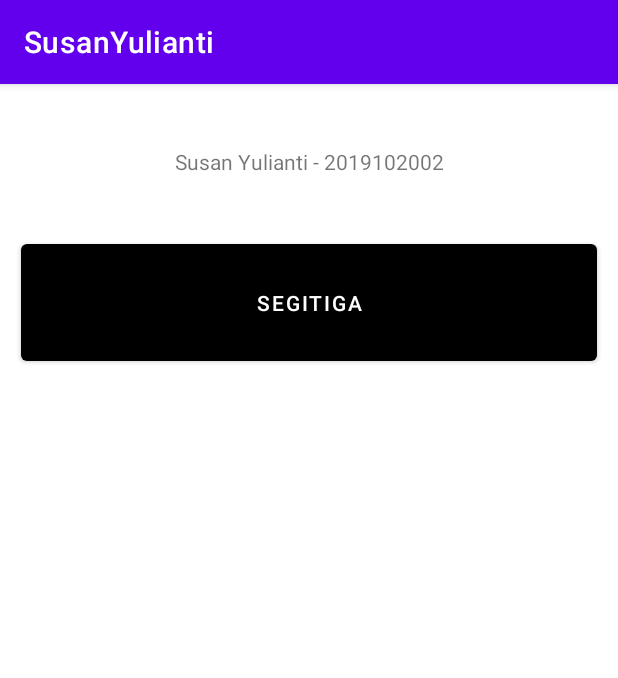
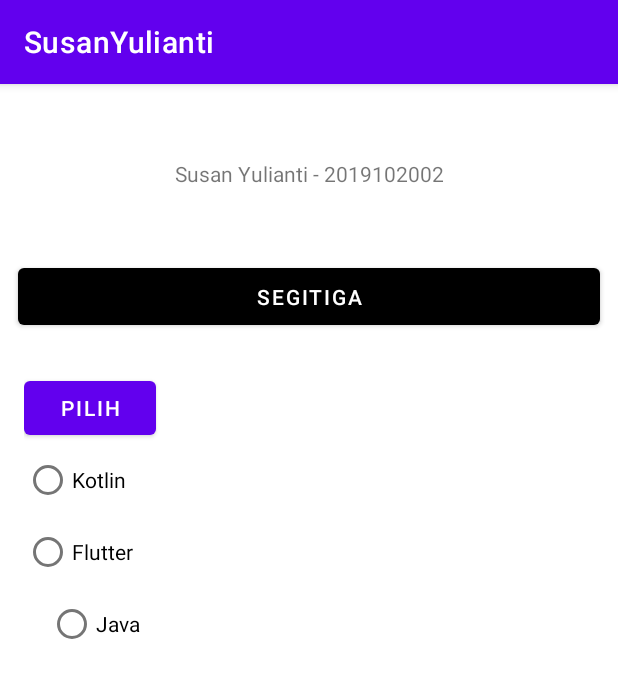
Before and after one commit to susanyulianti/ApkMobile_SusanYulianti, an Android app: the screen it shows after launch (MainActivity), on a phone screen of 412 x 824 dp. Shown: the top 678 px of the screen. Run offline under Robolectric (Android 15) with nearby library versions, the light colour scheme and no system bars.

Commit message:
radio button

```diff
--- a/app/src/main/java/com/mobile/susanyulianti/MainActivity.java
+++ b/app/src/main/java/com/mobile/susanyulianti/MainActivity.java
@@ -6,10 +6,13 @@ import android.content.Intent;
 import android.os.Bundle;
 import android.view.View;
 import android.widget.Button;
+import android.widget.RadioGroup;
+import android.widget.Toast;
 
 public class MainActivity extends AppCompatActivity {
 
     private Button viewsegtiga;
+    private  Button viewpilih;
 
 
     @Override
@@ -19,6 +22,7 @@ public class MainActivity extends AppCompatActivity {
 
         //deklarasi ID
         viewsegtiga = (Button) findViewById(R.id.segitiga);
+        viewpilih = (Button)findViewById(R.id.pilih);
 
 
         //aksi listener atau intent
@@ -29,5 +33,24 @@ public class MainActivity extends AppCompatActivity {
                 startActivity(new Intent(getApplicationContext(),Segetiga.class));
             }
         });
+        //aksi radio
+        final RadioGroup rgbjenis = (RadioGroup) findViewById(R.id.rgjenis);
+        viewpilih.setOnClickListener(new View.OnClickListener() {
+            @Override
+            public void onClick(View v) {
+                int id = rgbjenis.getCheckedRadioButtonId();
+                switch (id){
+                    case R.id.rbj:
+                        Toast.makeText(getApplication(), "saya Suka Java", Toast.LENGTH_SHORT).show();
+                        break;
+                        case R.id.rbk:
+                        Toast.makeText(getApplication(), "saya Suka Kotlin", Toast.LENGTH_SHORT).show();
+                            break;
+                        case R.id.rbf:
+                        Toast.makeText(getApplication(), "saya Suka Flutter", Toast.LENGTH_SHORT).show();
+                            break;
+                }
+            }
+        });
     }
 }
--- a/app/src/main/res/layout/activity_main.xml
+++ b/app/src/main/res/layout/activity_main.xml
@@ -6,30 +6,87 @@
     android:layout_height="match_parent"
     tools:context=".MainActivity">
 
+    <LinearLayout
+        android:id="@+id/linearLayout3"
+        android:layout_width="0dp"
+        android:layout_height="0dp"
+        android:layout_marginBottom="16dp"
+        android:layout_weight="1"
+        app:layout_constraintBottom_toTopOf="@+id/textView2"
+        app:layout_constraintEnd_toEndOf="parent"
+        app:layout_constraintStart_toStartOf="parent"
+        app:layout_constraintTop_toTopOf="parent">
+
+
+    </LinearLayout>
+
+    <Button
+        android:id="@+id/segitiga"
+        android:layout_width="0dp"
+        android:layout_height="50dp"
+        android:layout_marginStart="12dp"
+        android:layout_marginEnd="12dp"
+        android:layout_marginBottom="601dp"
+        android:text="Segitiga"
+        app:backgroundTint="@color/black"
+        app:layout_constraintBottom_toBottomOf="parent"
+        app:layout_constraintEnd_toEndOf="parent"
+        app:layout_constraintHorizontal_bias="0.0"
+        app:layout_constraintStart_toStartOf="parent"
+        app:layout_constraintTop_toBottomOf="@+id/textView2" />
+
+    <RadioGroup
+        android:id="@+id/rgjenis"
+        android:layout_width="150dp"
+        android:layout_height="0dp"
+        android:layout_marginStart="16dp"
+        android:layout_marginTop="25dp"
+        app:layout_constraintStart_toStartOf="parent"
+        app:layout_constraintTop_toBottomOf="@+id/segitiga">
+
+        <Button
+            android:id="@+id/pilih"
+            android:layout_width="wrap_content"
+            android:layout_height="wrap_content"
+            android:text="Pilih" />
+
+        <RadioButton
+            android:id="@+id/rbk"
+            android:layout_width="wrap_content"
+            android:layout_height="wrap_content"
+            android:text="Kotlin" />
+
+        <RadioButton
+            android:id="@+id/rbf"
+            android:layout_width="wrap_content"
+            android:layout_height="wrap_content"
+            android:text="Flutter" />
+
+        <RadioButton
+            android:id="@+id/rbj"
+            android:layout_width="wrap_content"
+            android:layout_height="wrap_content"
+            android:layout_marginStart="16dp"
+            android:layout_marginEnd="26dp"
+            android:layout_marginBottom="433dp"
+            android:baselineAligned="false"
+            android:text="Java"
+            app:layout_constraintBottom_toBottomOf="parent"
+            app:layout_constraintEnd_toStartOf="@+id/pilih"
+            app:layout_constraintStart_toStartOf="parent"
+            app:layout_constraintTop_toBottomOf="@+id/rbk" />
+
+    </RadioGroup>
+
     <TextView
         android:id="@+id/textView2"
         android:layout_width="wrap_content"
         android:layout_height="wrap_content"
-        android:layout_marginTop="42dp"
-        android:layout_marginBottom="39dp"
+        android:layout_marginBottom="47dp"
         android:text="Susan Yulianti - 2019102002"
         app:layout_constraintBottom_toTopOf="@+id/segitiga"
         app:layout_constraintEnd_toEndOf="parent"
         app:layout_constraintStart_toStartOf="parent"
-        app:layout_constraintTop_toTopOf="parent" />
-
-    <Button
-        android:id="@+id/segitiga"
-        android:layout_width="0dp"
-        android:layout_height="0dp"
-        android:layout_marginStart="14dp"
-        android:layout_marginEnd="14dp"
-        android:layout_marginBottom="577dp"
-        android:text="Segitiga"
-        app:backgroundTint="@color/black"
-        app:layout_constraintBottom_toBottomOf="parent"
-        app:layout_constraintEnd_toEndOf="parent"
-        app:layout_constraintStart_toStartOf="parent"
-        app:layout_constraintTop_toBottomOf="@+id/textView2" />
+        app:layout_constraintTop_toBottomOf="@+id/linearLayout3" />
 
 </androidx.constraintlayout.widget.ConstraintLayout>
```
